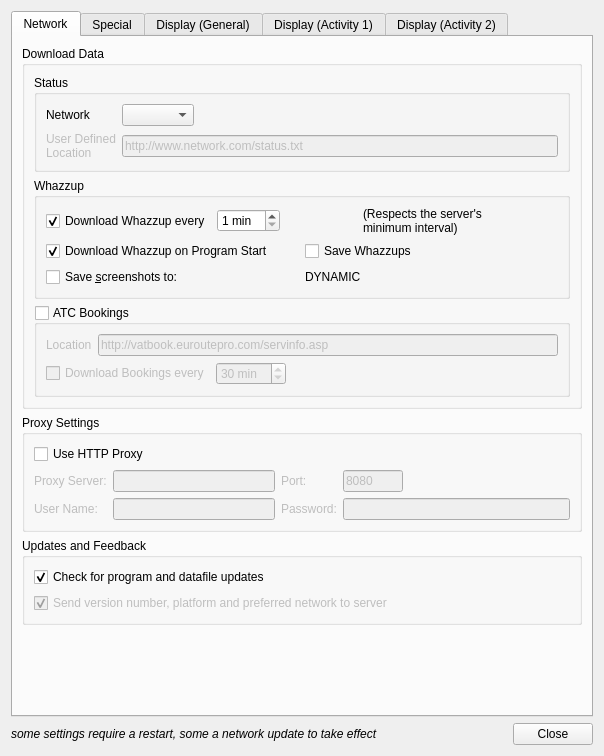
First picture: the form in trunk/QuteScoop/src/PreferencesDialog.ui, repository qutescoop/qutescoop, before the edit.
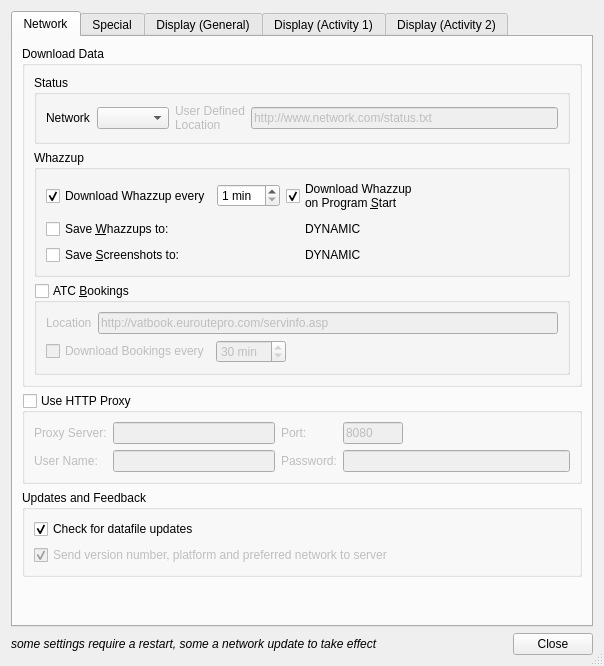
Second picture: the form after the edit. Icons and pictures are not drawn.

What changed in the file:
```diff
--- a/trunk/QuteScoop/src/PreferencesDialog.ui
+++ b/trunk/QuteScoop/src/PreferencesDialog.ui
@@ -7,7 +7,7 @@
     <x>0</x>
     <y>0</y>
     <width>604</width>
-    <height>718</height>
+    <height>649</height>
    </rect>
   </property>
   <property name="windowTitle">
@@ -17,6 +17,9 @@
    <iconset resource="Resources.qrc">
     <normaloff>:/icons/qutescoop.png</normaloff>:/icons/qutescoop.png</iconset>
   </property>
+  <property name="sizeGripEnabled">
+   <bool>true</bool>
+  </property>
   <layout class="QVBoxLayout">
    <item>
     <widget class="QTabWidget" name="tabWidget">
@@ -61,29 +64,6 @@
               </widget>
              </item>
              <item row="0" column="2">
-              <spacer name="horizontalSpacer_7">
-               <property name="orientation">
-                <enum>Qt::Horizontal</enum>
-               </property>
-               <property name="sizeHint" stdset="0">
-                <size>
-                 <width>40</width>
-                 <height>20</height>
-                </size>
-               </property>
-              </spacer>
-             </item>
-             <item row="1" column="1" colspan="2">
-              <widget class="QLineEdit" name="editUserDefinedLocation">
-               <property name="enabled">
-                <bool>false</bool>
-               </property>
-               <property name="text">
-                <string>http://www.network.com/status.txt</string>
-               </property>
-              </widget>
-             </item>
-             <item row="1" column="0">
               <widget class="QLabel" name="lbluserDefinedLocation">
                <property name="enabled">
                 <bool>false</bool>
@@ -97,6 +77,16 @@
                </property>
               </widget>
              </item>
+             <item row="0" column="3">
+              <widget class="QLineEdit" name="editUserDefinedLocation">
+               <property name="enabled">
+                <bool>false</bool>
+               </property>
+               <property name="text">
+                <string>http://www.network.com/status.txt</string>
+               </property>
+              </widget>
+             </item>
             </layout>
            </widget>
           </item>
@@ -129,47 +119,10 @@
                 </widget>
                </item>
                <item>
-                <spacer name="horizontalSpacer_18">
-                 <property name="orientation">
-                  <enum>Qt::Horizontal</enum>
-                 </property>
-                 <property name="sizeHint" stdset="0">
-                  <size>
-                   <width>40</width>
-                   <height>20</height>
-                  </size>
-                 </property>
-                </spacer>
-               </item>
-               <item>
-                <widget class="QLabel" name="label_13">
-                 <property name="text">
-                  <string>(Respects the server's
-minimum interval)</string>
-                 </property>
-                </widget>
-               </item>
-               <item>
-                <spacer name="horizontalSpacer_11">
-                 <property name="orientation">
-                  <enum>Qt::Horizontal</enum>
-                 </property>
-                 <property name="sizeHint" stdset="0">
-                  <size>
-                   <width>40</width>
-                   <height>20</height>
-                  </size>
-                 </property>
-                </spacer>
-               </item>
-              </layout>
-             </item>
-             <item>
-              <layout class="QHBoxLayout" name="horizontalLayout_5">
-               <item>
                 <widget class="QCheckBox" name="cbDownloadOnStartup">
                  <property name="text">
-                  <string>Download Whazzup on Program Start</string>
+                  <string>Download Whazzup 
+on Program &amp;Start</string>
                  </property>
                  <property name="checked">
                   <bool>true</bool>
@@ -177,34 +130,66 @@
                 </widget>
                </item>
                <item>
+                <spacer name="horizontalSpacer_18">
+                 <property name="orientation">
+                  <enum>Qt::Horizontal</enum>
+                 </property>
+                 <property name="sizeHint" stdset="0">
+                  <size>
+                   <width>40</width>
+                   <height>20</height>
+                  </size>
+                 </property>
+                </spacer>
+               </item>
+              </layout>
+             </item>
+             <item>
+              <layout class="QGridLayout" name="gridLayout">
+               <item row="0" column="0">
                 <widget class="QCheckBox" name="cbSaveWhazzupData">
                  <property name="toolTip">
                   <string>Saves downloaded status data to /downloaded. Can be used to record whole evenings. Replay with Time Warp and &quot;use downloaded&quot;.</string>
                  </property>
                  <property name="text">
-                  <string>Save Whazzups</string>
+                  <string>Save &amp;Whazzups to:</string>
                  </property>
                 </widget>
                </item>
-              </layout>
-             </item>
-             <item>
-              <layout class="QHBoxLayout" name="horizontalLayout_9">
-               <item>
+               <item row="0" column="1">
+                <widget class="QLabel" name="lblDownloadedDirectory">
+                 <property name="text">
+                  <string>DYNAMIC</string>
+                 </property>
+                 <property name="wordWrap">
+                  <bool>true</bool>
+                 </property>
+                 <property name="textInteractionFlags">
+                  <set>Qt::LinksAccessibleByMouse|Qt::TextSelectableByKeyboard|Qt::TextSelectableByMouse</set>
+                 </property>
+                </widget>
+               </item>
+               <item row="1" column="0">
                 <widget class="QCheckBox" name="cbShootScreenshots">
                  <property name="toolTip">
                   <string>Saves screenshots whenever new map data is displayed. Together with &quot;Save Whazzups&quot; and &quot;Time Warp&quot; with &quot;Use downloaded&quot;, this allows to make movies of whole evenings.</string>
                  </property>
                  <property name="text">
-                  <string>Save &amp;screenshots to:</string>
+                  <string>Save &amp;Screenshots to:</string>
                  </property>
                 </widget>
                </item>
-               <item>
+               <item row="1" column="1">
                 <widget class="QLabel" name="lblScreenshotsDirectory">
                  <property name="text">
                   <string>DYNAMIC</string>
                  </property>
+                 <property name="wordWrap">
+                  <bool>true</bool>
+                 </property>
+                 <property name="textInteractionFlags">
+                  <set>Qt::LinksAccessibleByMouse|Qt::TextSelectableByKeyboard|Qt::TextSelectableByMouse</set>
+                 </property>
                 </widget>
                </item>
               </layout>
@@ -215,7 +200,7 @@
           <item row="9" column="0">
            <widget class="QGroupBox" name="gbDownloadBookings">
             <property name="title">
-             <string>ATC Bookings</string>
+             <string>ATC &amp;Bookings</string>
             </property>
             <property name="checkable">
              <bool>true</bool>
@@ -303,20 +288,16 @@
        <item>
         <widget class="QGroupBox" name="groupBoxProxy">
          <property name="title">
-          <string>Proxy Settings</string>
+          <string>Use HTTP Proxy</string>
+         </property>
+         <property name="checkable">
+          <bool>true</bool>
+         </property>
+         <property name="checked">
+          <bool>false</bool>
          </property>
          <layout class="QGridLayout">
-          <item row="0" column="0" colspan="5">
-           <widget class="QCheckBox" name="cbUseProxy">
-            <property name="toolTip">
-             <string>Applies to all network communication.</string>
-            </property>
-            <property name="text">
-             <string>Use HTTP Proxy</string>
-            </property>
-           </widget>
-          </item>
-          <item row="1" column="0">
+          <item row="0" column="0">
            <widget class="QLabel" name="lblProxyServer">
             <property name="enabled">
              <bool>false</bool>
@@ -329,14 +310,14 @@
             </property>
            </widget>
           </item>
-          <item row="1" column="1">
+          <item row="0" column="1">
            <widget class="QLineEdit" name="editProxyServer">
             <property name="enabled">
              <bool>false</bool>
             </property>
            </widget>
           </item>
-          <item row="1" column="2">
+          <item row="0" column="2">
            <widget class="QLabel" name="lblProxyPort">
             <property name="enabled">
              <bool>false</bool>
@@ -349,7 +330,7 @@
             </property>
            </widget>
           </item>
-          <item row="1" column="3">
+          <item row="0" column="3">
            <widget class="QLineEdit" name="editProxyPort">
             <property name="enabled">
              <bool>false</bool>
@@ -368,7 +349,7 @@
             </property>
            </widget>
           </item>
-          <item row="2" column="0">
+          <item row="1" column="0">
            <widget class="QLabel" name="lblProxyUser">
             <property name="enabled">
              <bool>false</bool>
@@ -384,14 +365,14 @@
             </property>
            </widget>
           </item>
-          <item row="2" column="1">
+          <item row="1" column="1">
            <widget class="QLineEdit" name="editProxyUser">
             <property name="enabled">
              <bool>false</bool>
             </property>
            </widget>
           </item>
-          <item row="2" column="2">
+          <item row="1" column="2">
            <widget class="QLabel" name="lblProxyPassword">
             <property name="enabled">
              <bool>false</bool>
@@ -404,7 +385,7 @@
             </property>
            </widget>
           </item>
-          <item row="2" column="3" colspan="2">
+          <item row="1" column="3" colspan="2">
            <widget class="QLineEdit" name="editProxyPassword">
             <property name="enabled">
              <bool>false</bool>
@@ -414,7 +395,7 @@
             </property>
            </widget>
           </item>
-          <item row="1" column="4">
+          <item row="0" column="4">
            <spacer>
             <property name="orientation">
              <enum>Qt::Horizontal</enum>
@@ -441,8 +422,11 @@
             <property name="enabled">
              <bool>true</bool>
             </property>
+            <property name="toolTip">
+             <string>Checks for new datafile releases on the server on each progam start.</string>
+            </property>
             <property name="text">
-             <string>Check for program and datafile updates</string>
+             <string>Check for datafile updates</string>
             </property>
             <property name="checked">
              <bool>true</bool>
@@ -640,71 +624,33 @@
          </layout>
         </widget>
        </item>
-       <item>
-        <widget class="QGroupBox" name="groupBox_5">
-         <property name="title">
-          <string>Directories</string>
-         </property>
-         <layout class="QVBoxLayout" name="verticalLayout_12">
-          <item>
-           <layout class="QHBoxLayout" name="horizontalLayout_7">
-            <item>
-             <widget class="QLabel" name="label_20">
-              <property name="text">
-               <string>Location used for all program directories:</string>
-              </property>
-              <property name="wordWrap">
-               <bool>true</bool>
-              </property>
-             </widget>
-            </item>
-            <item>
-             <widget class="QLabel" name="lblApplicationDataDirectory">
-              <property name="text">
-               <string/>
-              </property>
-             </widget>
-            </item>
-           </layout>
-          </item>
-          <item>
-           <layout class="QHBoxLayout" name="horizontalLayout_8">
-            <item>
-             <widget class="QPushButton" name="pbRetestApplicationDataDirectory">
-              <property name="text">
-               <string>&amp;Retest</string>
-              </property>
-             </widget>
-            </item>
-            <item>
-             <widget class="QLabel" name="lblCalculatedApplicationDataDirectory">
-              <property name="sizePolicy">
-               <sizepolicy hsizetype="MinimumExpanding" vsizetype="Preferred">
-                <horstretch>0</horstretch>
-                <verstretch>0</verstretch>
-               </sizepolicy>
-              </property>
-              <property name="text">
-               <string>Testing availablility and writability of these locations:
-1) DYNAMIC
-2) DYNAMIC</string>
-              </property>
-              <property name="wordWrap">
-               <bool>true</bool>
-              </property>
-             </widget>
-            </item>
-           </layout>
-          </item>
-         </layout>
-        </widget>
-       </item>
        <item>
         <widget class="QGroupBox" name="groupBoxDatabase">
          <property name="title">
           <string>Navigation Database</string>
          </property>
          <layout class="QVBoxLayout" name="_4">
+          <item>
+           <widget class="QLabel" name="label_5">
+            <property name="text">
+             <string>&lt;!DOCTYPE HTML PUBLIC &quot;-//W3C//DTD HTML 4.0//EN&quot; &quot;http://www.w3.org/TR/REC-html40/strict.dtd&quot;&gt;
+&lt;html&gt;&lt;head&gt;&lt;meta name=&quot;qrichtext&quot; content=&quot;1&quot; /&gt;&lt;style type=&quot;text/css&quot;&gt;
+p, li { white-space: pre-wrap; }
+&lt;/style&gt;&lt;/head&gt;&lt;body style=&quot; font-family:'MS Shell Dlg 2'; font-size:8.25pt; font-weight:400; font-style:normal;&quot;&gt;
+&lt;p style=&quot; margin-top:0px; margin-bottom:0px; margin-left:0px; margin-right:0px; -qt-block-indent:0; text-indent:0px;&quot;&gt;&lt;span style=&quot; font-size:8pt;&quot;&gt;QuteScoop can use the navigation database for X-Plane 9.00 or later &lt;/span&gt;&lt;/p&gt;
+&lt;p style=&quot; margin-top:0px; margin-bottom:0px; margin-left:0px; margin-right:0px; -qt-block-indent:0; text-indent:0px;&quot;&gt;&lt;span style=&quot; font-size:8pt;&quot;&gt;(Get it for free at &lt;/span&gt;&lt;a href=&quot;http://data.x-plane.com&quot;&gt;&lt;span style=&quot; text-decoration: underline; color:#0000ff;&quot;&gt;data.x-plane.com&lt;/span&gt;&lt;/a&gt;&lt;span style=&quot; font-size:8pt;&quot;&gt;).&lt;/span&gt;&lt;/p&gt;&lt;/body&gt;&lt;/html&gt;</string>
+            </property>
+            <property name="wordWrap">
+             <bool>true</bool>
+            </property>
+            <property name="openExternalLinks">
+             <bool>true</bool>
+            </property>
+            <property name="textInteractionFlags">
+             <set>Qt::LinksAccessibleByMouse|Qt::TextSelectableByKeyboard|Qt::TextSelectableByMouse</set>
+            </property>
+           </widget>
+          </item>
           <item>
            <widget class="QCheckBox" name="cbUseNavDatabase">
             <property name="text">
@@ -730,7 +676,7 @@
             <item>
              <widget class="QLabel" name="label_4">
               <property name="text">
-               <string>Database Directory:</string>
+               <string>Database Directory (point to /Resources):</string>
               </property>
               <property name="buddy">
                <cstring>editNavdir</cstring>
@@ -755,30 +701,6 @@
             </item>
            </layout>
           </item>
-          <item>
-           <widget class="QLabel" name="label_5">
-            <property name="sizePolicy">
-             <sizepolicy hsizetype="Preferred" vsizetype="Minimum">
-              <horstretch>0</horstretch>
-              <verstretch>0</verstretch>
-             </sizepolicy>
-            </property>
-            <property name="text">
-             <string>&lt;!DOCTYPE HTML PUBLIC &quot;-//W3C//DTD HTML 4.0//EN&quot; &quot;http://www.w3.org/TR/REC-html40/strict.dtd&quot;&gt;
-&lt;html&gt;&lt;head&gt;&lt;meta name=&quot;qrichtext&quot; content=&quot;1&quot; /&gt;&lt;style type=&quot;text/css&quot;&gt;
-p, li { white-space: pre-wrap; }
-&lt;/style&gt;&lt;/head&gt;&lt;body style=&quot; font-family:'UnDotum'; font-size:10pt; font-weight:400; font-style:normal;&quot;&gt;
-&lt;p style=&quot; margin-top:0px; margin-bottom:0px; margin-left:0px; margin-right:0px; -qt-block-indent:0; text-indent:0px;&quot;&gt;Directory must contain the navigation database for &lt;span style=&quot; font-weight:600;&quot;&gt;X-Plane 9.00 or later&lt;/span&gt; &lt;/p&gt;
-&lt;p style=&quot; margin-top:0px; margin-bottom:0px; margin-left:0px; margin-right:0px; -qt-block-indent:0; text-indent:0px;&quot;&gt;(Get it for free at &lt;a href=&quot;http://data.x-plane.com&quot;&gt;&lt;span style=&quot; text-decoration: underline; color:#0000ff;&quot;&gt;data.x-plane.com&lt;/span&gt;&lt;/a&gt;)&lt;/p&gt;&lt;/body&gt;&lt;/html&gt;</string>
-            </property>
-            <property name="wordWrap">
-             <bool>true</bool>
-            </property>
-            <property name="openExternalLinks">
-             <bool>true</bool>
-            </property>
-           </widget>
-          </item>
          </layout>
         </widget>
        </item>
```
Left out of the diff: 408 changed lines with no effect on the pictures.
